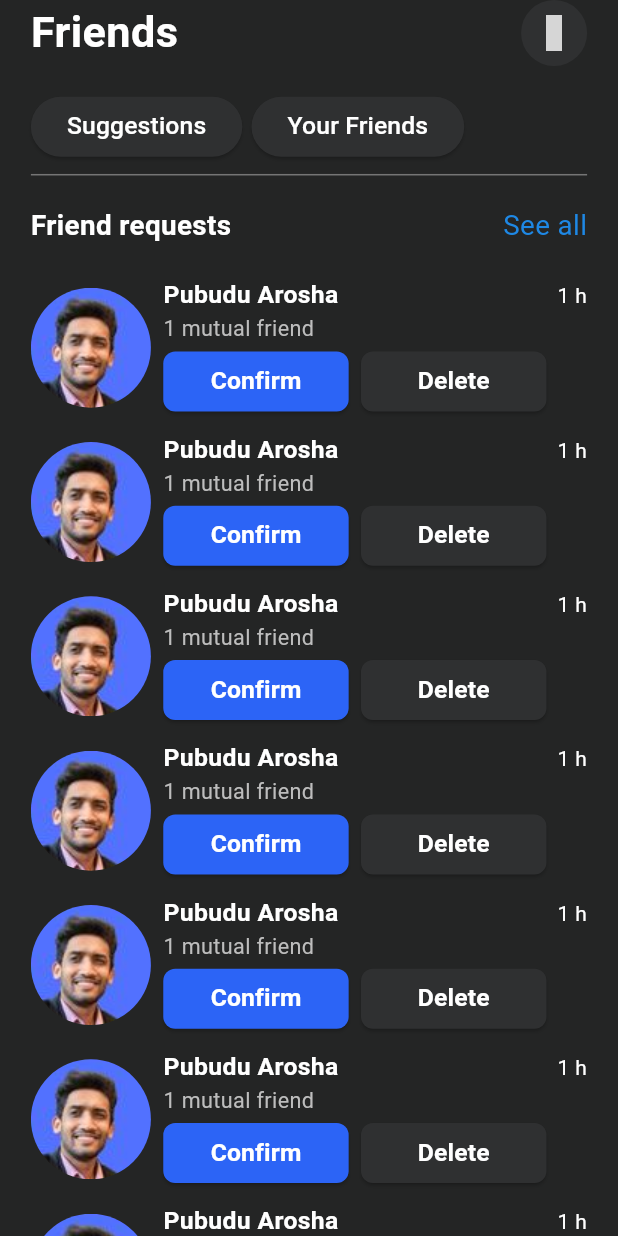
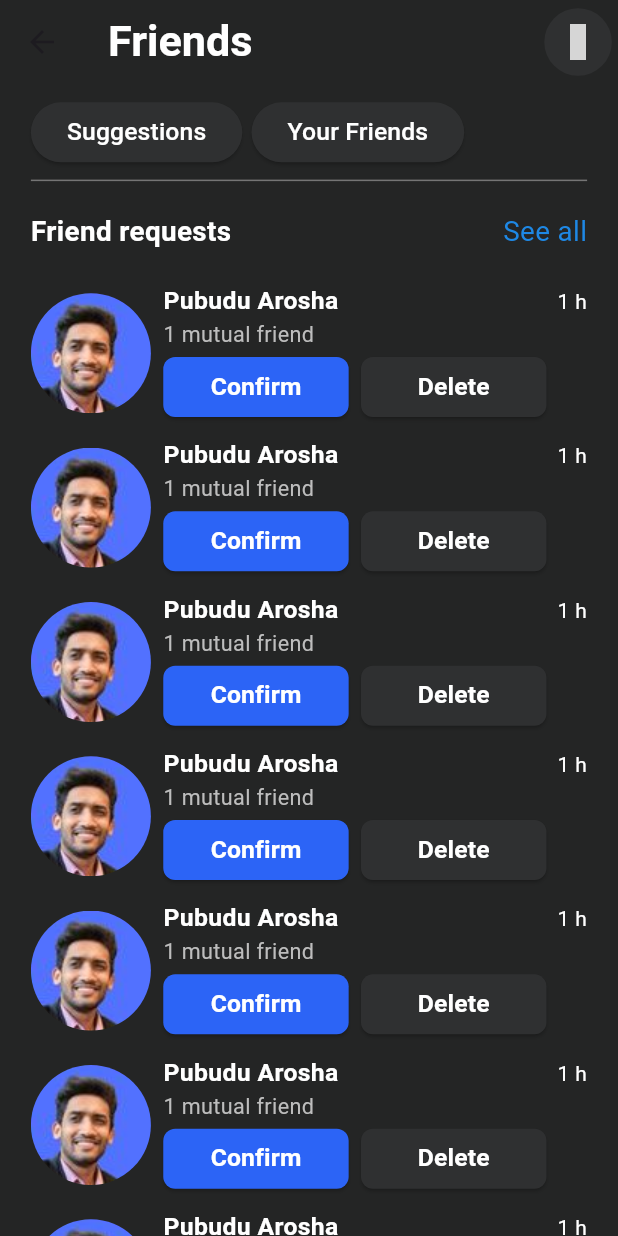
Before and after one commit to takanokenji-s/Flutter-Facebook-UI, a Flutter app: the FriendRequests screen opened directly, on a phone screen of 412 x 824 dp. Run offline on Flutter 3.47's test engine with Material 2 defaults, Android fonts, the phone set to English and light mode, and no system bars; our stand-ins replace google_fonts, iconsax; grey boxes are pictures that could not be loaded.

Commit message:
ui fixes

```diff
--- a/lib/screens/friends/friend_requests.dart
+++ b/lib/screens/friends/friend_requests.dart
@@ -12,18 +12,9 @@ class FriendRequests extends StatelessWidget {
   Widget build(BuildContext context) {
     Size size = MediaQuery.of(context).size;
     return Scaffold(
-      body: SafeArea(
-        child: SingleChildScrollView(
-          child: Padding(
-            padding: EdgeInsets.symmetric(
-              horizontal: size.width * 0.050,
-            ),
-            child: Column(
-              children: [
-                Row(
-                  mainAxisAlignment: MainAxisAlignment.spaceBetween,
-                  children: [
-                    Text(
+      appBar: AppBar(
+        centerTitle: false,
+        title: Text(
           "Friends",
           style: GoogleFonts.roboto(
             color: Colors.white,
@@ -31,7 +22,10 @@ class FriendRequests extends StatelessWidget {
             fontSize: size.width * 0.070,
           ),
         ),
+        actions: [
           Container(
+            width: 45,
+            height: 45,
             padding: const EdgeInsets.all(10),
             alignment: Alignment.center,
             decoration: const BoxDecoration(
@@ -42,11 +36,22 @@ class FriendRequests extends StatelessWidget {
               Iconsax.search_normal,
               color: Colors.white,
             ),
-                    )
+          ),
+          SizedBox(
+            width: size.width * 0.010,
+          ),
         ],
       ),
+      body: SafeArea(
+        child: SingleChildScrollView(
+          child: Padding(
+            padding: EdgeInsets.symmetric(
+              horizontal: size.width * 0.050,
+            ),
+            child: Column(
+              children: [
                 SizedBox(
-                  height: size.height * 0.020,
+                  height: size.height * 0.010,
                 ),
                 Row(
                   children: [
@@ -91,7 +96,8 @@ class FriendRequests extends StatelessWidget {
                   height: size.height * 0.020,
                 ),
                 Column(
-                  children: List.generate(100, (index) => const FriendRequestItem()),
+                  children:
+                      List.generate(100, (index) => const FriendRequestItem()),
                 )
               ],
             ),
```
Also changed, not shown: lib/screens/marketplace/marketplace.dart (+28 -15 lines). Lines whose indentation alone changed are shown as unchanged.
